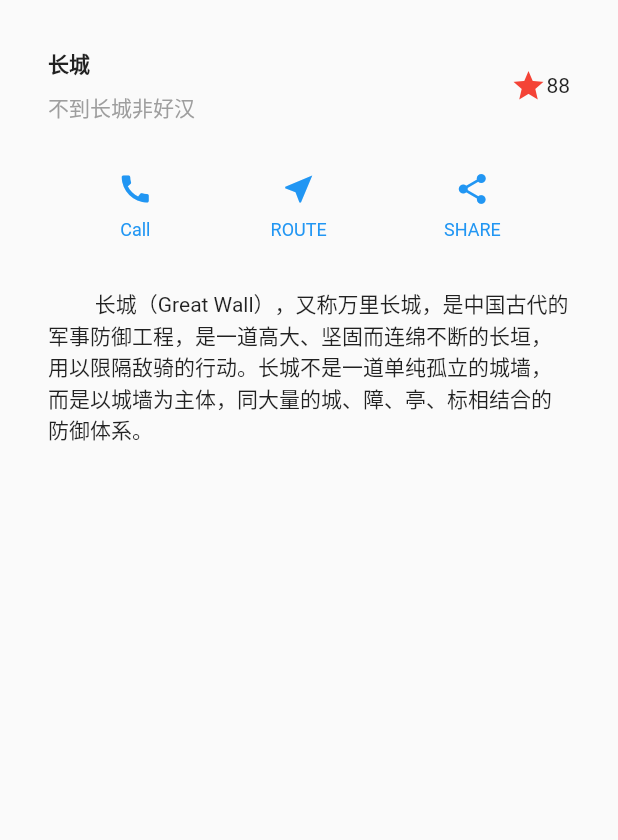
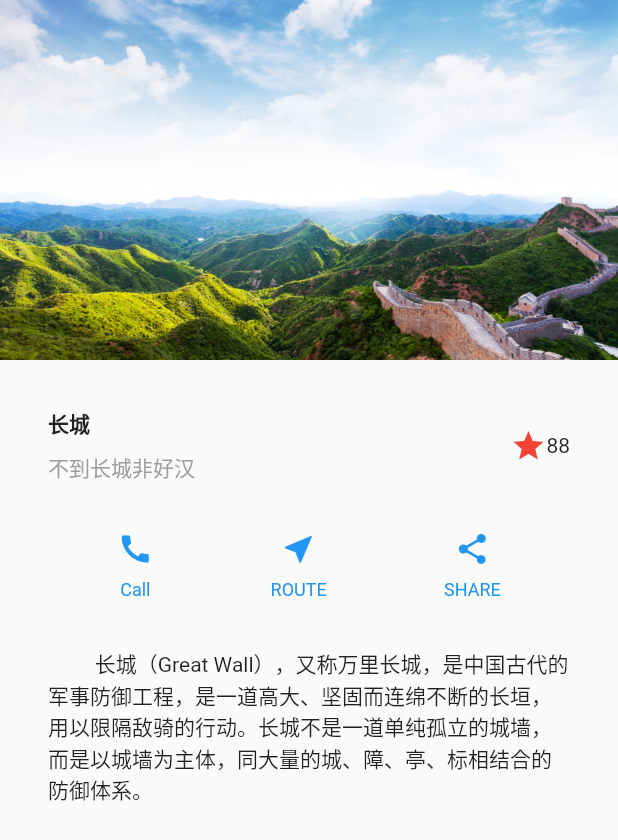
Before and after one commit to BoomBone/FirstFlutterDemo, a Flutter app: the screen it shows after launch, on a phone screen of 412 x 824 dp. Shown: the top 840 px of the screen. Run offline on Flutter 3.47's test engine with Material 2 defaults, Android fonts, the phone set to English and light mode, and no system bars.

Commit message:
第5步:实现图像部分

```diff
--- a/lib/main.dart
+++ b/lib/main.dart
@@ -105,6 +105,11 @@ class MyApp extends StatelessWidget {
       home: Scaffold(
         body: new ListView(
           children: <Widget>[
+            new Image.asset(
+              'images/mountain.jpg',
+              height: 240.0,
+              fit: BoxFit.cover,
+            ),
             titleSection,
             buttonSection,
             textSection,
```
